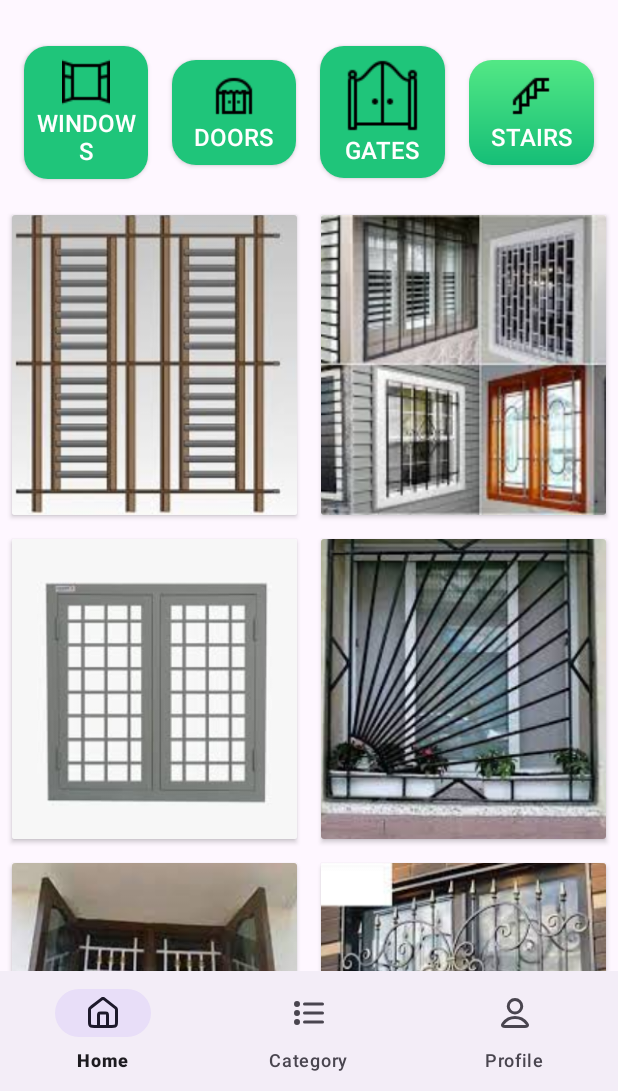
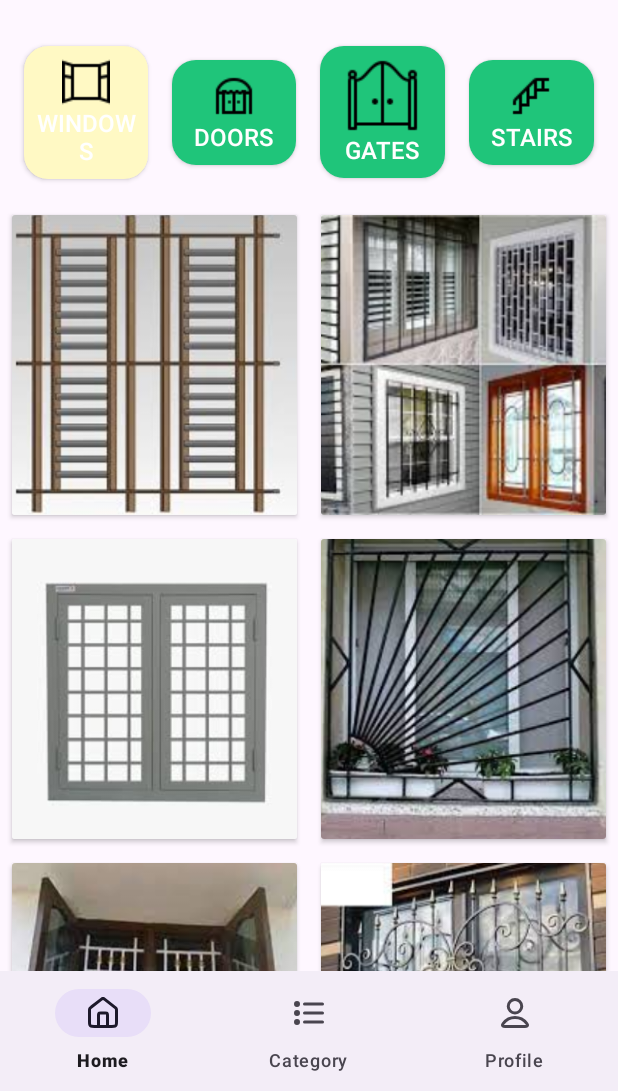
Before and after one commit to AratiThorat96/SaiFabrication_App, an Android app: the CategoryFragment screen opened through its navigation route, after a tap on "WINDOWS", on a phone screen of 412 x 824 dp, the part 145-1236 px from its top. Run offline under Robolectric (Android 15) with nearby library versions, the phone set to English and light mode, and no system bars; our stand-ins replace navigation-ui.

Commit message:
Update CategoryFragment, layout changes, and add light yellow button

```diff
--- a/app/src/main/java/com/example/saifabrication/Fragment/CategoryFragment.kt
+++ b/app/src/main/java/com/example/saifabrication/Fragment/CategoryFragment.kt
@@ -17,11 +17,12 @@ class CategoryFragment : Fragment() {
 
     private lateinit var galleryRecyclerView: RecyclerView
     private lateinit var buttonContainer: LinearLayout // Container for buttons
+    private var selectedButton: Button? = null // To track the selected button
     private val imageMap = mapOf(
         "Windows" to listOf("win2", "banner1", "win3", "win4", "win5", "win6", "win7", "win8"),
-        "Doors" to listOf("d1", "d2", "d3","d4","d5","d6","d7","d8","d9","d10"),
-        "Gates" to listOf("g1", "g2", "g3","g4","g5","g6","g7","g8","g9","g10"),
-        "Stairs" to listOf("s1", "s2", "s3","s4","s5","s6","s7","s8","s9","s10")
+        "Doors" to listOf("d1", "d2", "d3", "d4", "d5", "d6", "d7", "d8", "d9", "d10"),
+        "Gates" to listOf("g1", "g2", "g3", "g4", "g5", "g6", "g7", "g8", "g9", "g10"),
+        "Stairs" to listOf("s1", "s2", "s3", "s4", "s5", "s6", "s7", "s8", "s9", "s10")
     )
 
     @SuppressLint("MissingInflatedId")
@@ -49,12 +50,25 @@ class CategoryFragment : Fragment() {
 
         buttons.forEach { button ->
             button.setOnClickListener {
+                // Highlight the clicked button and reset others
+                highlightSelectedButton(button, buttons)
+
                 // Align buttons in a horizontal row at the top
                 alignButtonsToTop(buttons)
+
                 // Show gallery for the clicked category
                 showGallery(button.text.toString())
             }
         }
+    }
+
+    private fun highlightSelectedButton(button: Button, buttons: List<Button>) {
+        // Reset all buttons to their original green color
+        buttons.forEach { it.setBackgroundResource(R.drawable.rounded_button) }
+
+        // Highlight the current button with light yellow
+        button.setBackgroundResource(R.drawable.light_yellow_button)
+        selectedButton = button // Update the selected button
     }
 
     private fun alignButtonsToTop(buttons: List<Button>) {
@@ -94,7 +108,6 @@ class CategoryFragment : Fragment() {
         dialog.show(childFragmentManager, "FullImageDialogFragment")
     }
 
-
     // Extension function to convert dp to px
     private fun Int.dpToPx(): Int {
         return (this * resources.displayMetrics.density).toInt()
--- /dev/null
+++ b/app/src/main/res/drawable/light_yellow_button.xml
@@ -0,0 +1,5 @@
+<?xml version="1.0" encoding="utf-8"?>
+<shape xmlns:android="http://schemas.android.com/apk/res/android">
+    <solid android:color="#FFF9C4" /> <!-- Light yellow color -->
+    <corners android:radius="16dp" /> <!-- Rounded corners -->
+</shape>
--- a/app/src/main/res/layout/fragment_category.xml
+++ b/app/src/main/res/layout/fragment_category.xml
@@ -10,19 +10,23 @@
         android:orientation="vertical">
 
         <!-- Buttons Container -->
+
+        <!-- RecyclerView for gallery -->
+
         <LinearLayout
             android:id="@+id/button_container"
             android:layout_width="match_parent"
-            android:layout_height="wrap_content"
+            android:layout_height="match_parent"
+            android:layout_gravity="center"
+            android:gravity="center"
             android:orientation="vertical"
-            android:gravity="center"
-            android:layout_gravity="center"
             android:padding="8dp">
 
             <!-- Buttons for categories -->
+
             <androidx.appcompat.widget.AppCompatButton
                 android:id="@+id/btn_windows"
-                android:layout_width="120dp"
+                android:layout_width="134dp"
                 android:layout_height="120dp"
                 android:layout_margin="8dp"
                 android:background="@drawable/rounded_button"
@@ -46,8 +50,8 @@
 
             <androidx.appcompat.widget.AppCompatButton
                 android:id="@+id/btn_gates"
-                android:layout_width="120dp"
-                android:layout_height="120dp"
+                android:layout_width="121dp"
+                android:layout_height="119dp"
                 android:layout_margin="8dp"
                 android:background="@drawable/rounded_button"
                 android:drawableTop="@drawable/i_gate"
@@ -70,7 +74,6 @@
 
         </LinearLayout>
 
-        <!-- RecyclerView for gallery -->
         <androidx.recyclerview.widget.RecyclerView
             android:id="@+id/recycler_view_gallery"
             android:layout_width="match_parent"
--- a/gradle/libs.versions.toml
+++ b/gradle/libs.versions.toml
@@ -1,5 +1,5 @@
 [versions]
-agp = "8.5.2"
+agp = "8.4.2"
 kotlin = "1.9.0"
 coreKtx = "1.15.0"
 junit = "4.13.2"
```
